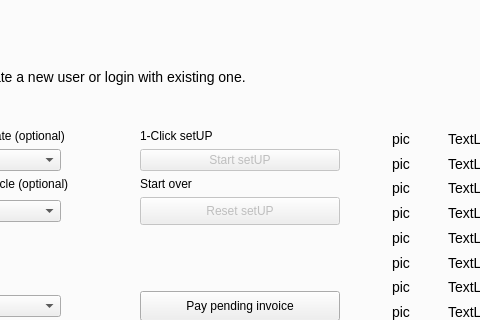
Before: the Qt Designer form src/qt/forms/infinitynodelist.ui in crptec/sinovate, drawn with Qt 5; both pictures show x 252 to 732 and y 177 to 497 of the 1000 by 600 pixel window.
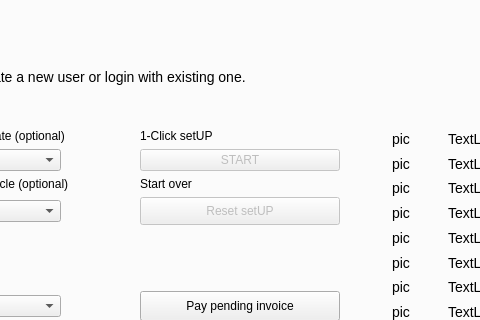
After: the same form once the commit is applied. The open tabs and pages were chosen to show the change. Custom widgets are drawn as their Qt base class.

Commit message: [gui] change start setUP button caption

Diff of the .ui file:
```diff
--- a/src/qt/forms/infinitynodelist.ui
+++ b/src/qt/forms/infinitynodelist.ui
@@ -1298,7 +1298,7 @@
                  <string notr="true"/>
                 </property>
                 <property name="text">
-                 <string>Start setUP</string>
+                 <string>START</string>
                 </property>
                </widget>
               </item>
```
The commit also changes 1 other file.
